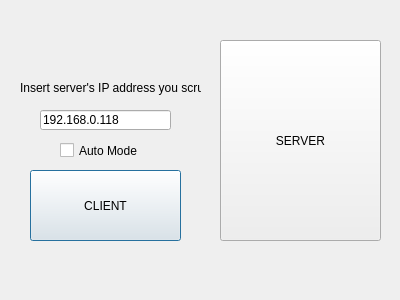
Qt form snake/serverclientselection.ui (vaalkor/SNAKE_NIGHTMARE) before a commit.
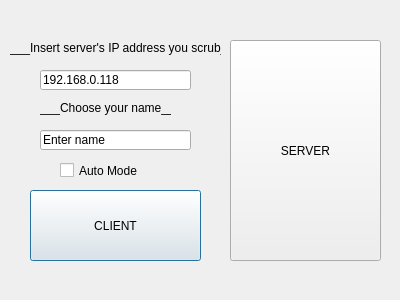
The same form after that commit.

Commit message: Adding server client synchronizations

What changed in the file:
```diff
--- a/snake/serverclientselection.ui
+++ b/snake/serverclientselection.ui
@@ -17,8 +17,8 @@
    <property name="geometry">
     <rect>
      <x>30</x>
-     <y>170</y>
-     <width>151</width>
+     <y>190</y>
+     <width>171</width>
      <height>71</height>
     </rect>
    </property>
@@ -29,10 +29,10 @@
   <widget class="QPushButton" name="serverButtonClicked">
    <property name="geometry">
     <rect>
-     <x>220</x>
+     <x>230</x>
      <y>40</y>
-     <width>161</width>
-     <height>201</height>
+     <width>151</width>
+     <height>221</height>
     </rect>
    </property>
    <property name="text">
@@ -43,7 +43,7 @@
    <property name="geometry">
     <rect>
      <x>60</x>
-     <y>140</y>
+     <y>160</y>
      <width>111</width>
      <height>21</height>
     </rect>
@@ -56,8 +56,8 @@
    <property name="geometry">
     <rect>
      <x>40</x>
-     <y>110</y>
-     <width>131</width>
+     <y>70</y>
+     <width>151</width>
      <height>20</height>
     </rect>
    </property>
@@ -68,14 +68,43 @@
   <widget class="QLabel" name="label">
    <property name="geometry">
     <rect>
-     <x>20</x>
-     <y>80</y>
-     <width>181</width>
+     <x>10</x>
+     <y>40</y>
+     <width>211</width>
      <height>16</height>
     </rect>
    </property>
    <property name="text">
-    <string>Insert server's IP address you scrub</string>
+    <string>___Insert server's IP address you scrub___</string>
+   </property>
+  </widget>
+  <widget class="QLineEdit" name="nameEntryBox">
+   <property name="geometry">
+    <rect>
+     <x>40</x>
+     <y>130</y>
+     <width>151</width>
+     <height>20</height>
+    </rect>
+   </property>
+   <property name="text">
+    <string>Enter name</string>
+   </property>
+   <property name="maxLength">
+    <number>21</number>
+   </property>
+  </widget>
+  <widget class="QLabel" name="label_2">
+   <property name="geometry">
+    <rect>
+     <x>40</x>
+     <y>100</y>
+     <width>131</width>
+     <height>16</height>
+    </rect>
+   </property>
+   <property name="text">
+    <string>___Choose your name___</string>
    </property>
   </widget>
  </widget>
```
The commit also changes 14 other files.
